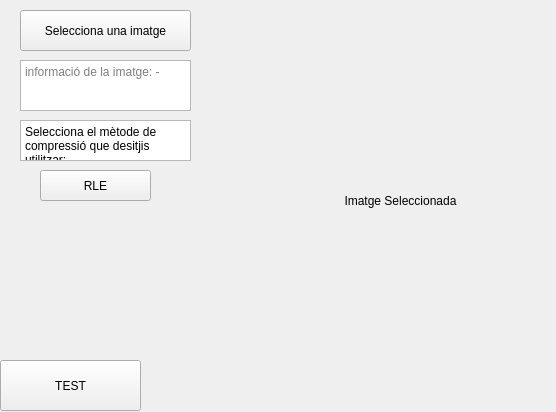
Old version of the form PyTest1/compressionTests.ui in the repository TheBlueBanana/Image-Compression.
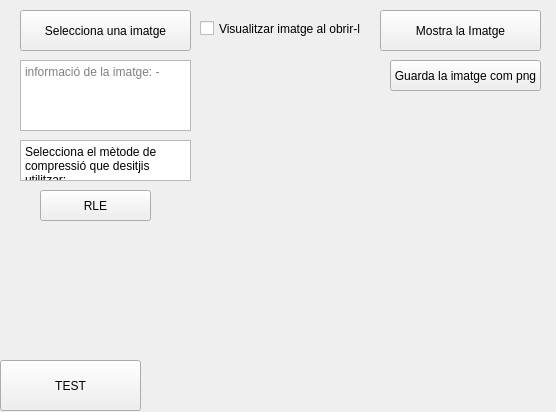
New version of the form.

What changed in the file:
```diff
--- a/PyTest1/compressionTests.ui
+++ b/PyTest1/compressionTests.ui
@@ -16,25 +16,6 @@
   <property name="autoFillBackground">
    <bool>false</bool>
   </property>
-  <widget class="QLabel" name="image_label">
-   <property name="geometry">
-    <rect>
-     <x>270</x>
-     <y>20</y>
-     <width>261</width>
-     <height>361</height>
-    </rect>
-   </property>
-   <property name="text">
-    <string>Imatge Seleccionada</string>
-   </property>
-   <property name="scaledContents">
-    <bool>false</bool>
-   </property>
-   <property name="alignment">
-    <set>Qt::AlignCenter</set>
-   </property>
-  </widget>
   <widget class="QPushButton" name="select_image_btn">
    <property name="geometry">
     <rect>
@@ -54,7 +35,7 @@
      <x>20</x>
      <y>60</y>
      <width>171</width>
-     <height>51</height>
+     <height>71</height>
     </rect>
    </property>
    <property name="autoFillBackground">
@@ -77,7 +58,7 @@
    <property name="geometry">
     <rect>
      <x>40</x>
-     <y>170</y>
+     <y>190</y>
      <width>111</width>
      <height>31</height>
     </rect>
@@ -90,7 +71,7 @@
    <property name="geometry">
     <rect>
      <x>20</x>
-     <y>120</y>
+     <y>140</y>
      <width>171</width>
      <height>41</height>
     </rect>
@@ -142,6 +123,45 @@
     <string>TEST</string>
    </property>
   </widget>
+  <widget class="QPushButton" name="show_image_btn">
+   <property name="geometry">
+    <rect>
+     <x>380</x>
+     <y>10</y>
+     <width>161</width>
+     <height>41</height>
+    </rect>
+   </property>
+   <property name="text">
+    <string>Mostra la Imatge</string>
+   </property>
+  </widget>
+  <widget class="QPushButton" name="save_as_PNG_btn">
+   <property name="geometry">
+    <rect>
+     <x>390</x>
+     <y>60</y>
+     <width>151</width>
+     <height>31</height>
+    </rect>
+   </property>
+   <property name="text">
+    <string>Guarda la imatge com png</string>
+   </property>
+  </widget>
+  <widget class="QCheckBox" name="visualize_cb">
+   <property name="geometry">
+    <rect>
+     <x>200</x>
+     <y>20</y>
+     <width>161</width>
+     <height>17</height>
+    </rect>
+   </property>
+   <property name="text">
+    <string>Visualitzar imatge al obrir-la</string>
+   </property>
+  </widget>
  </widget>
  <resources/>
  <connections/>
```
